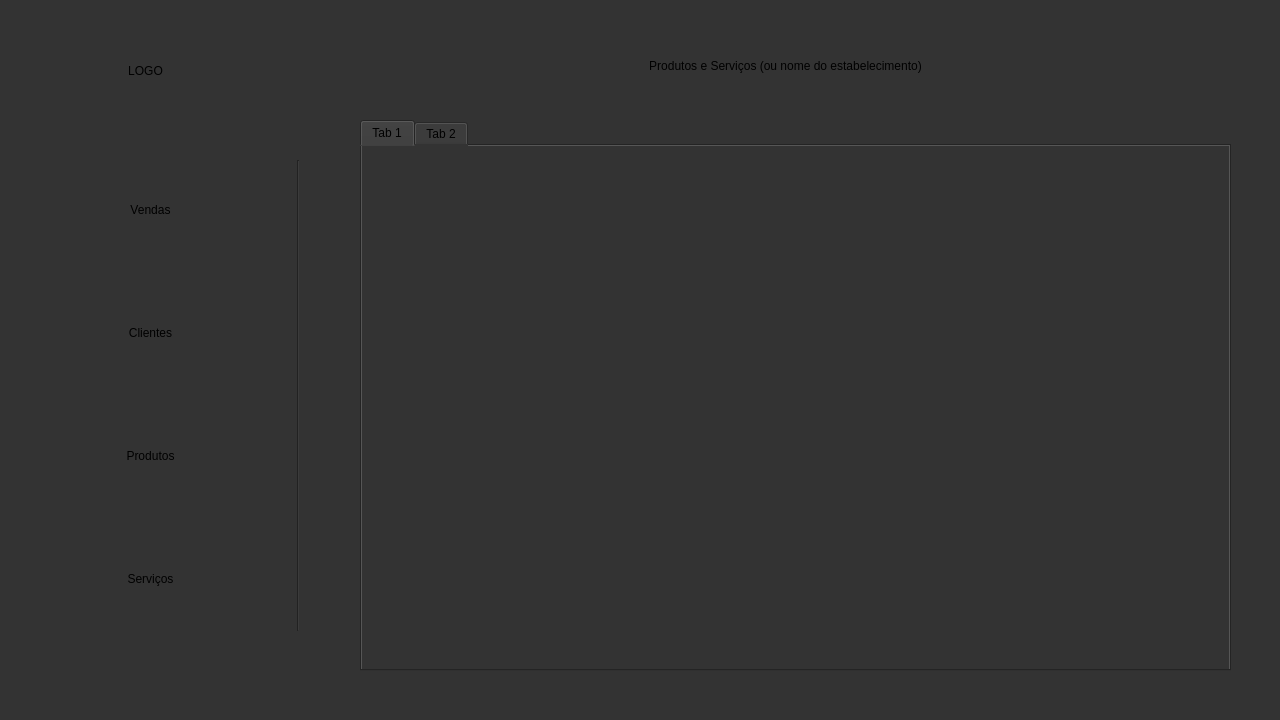
Patricio-python/software-de-vendas, file ui/servicos_prototipo.ui: the form before one commit.
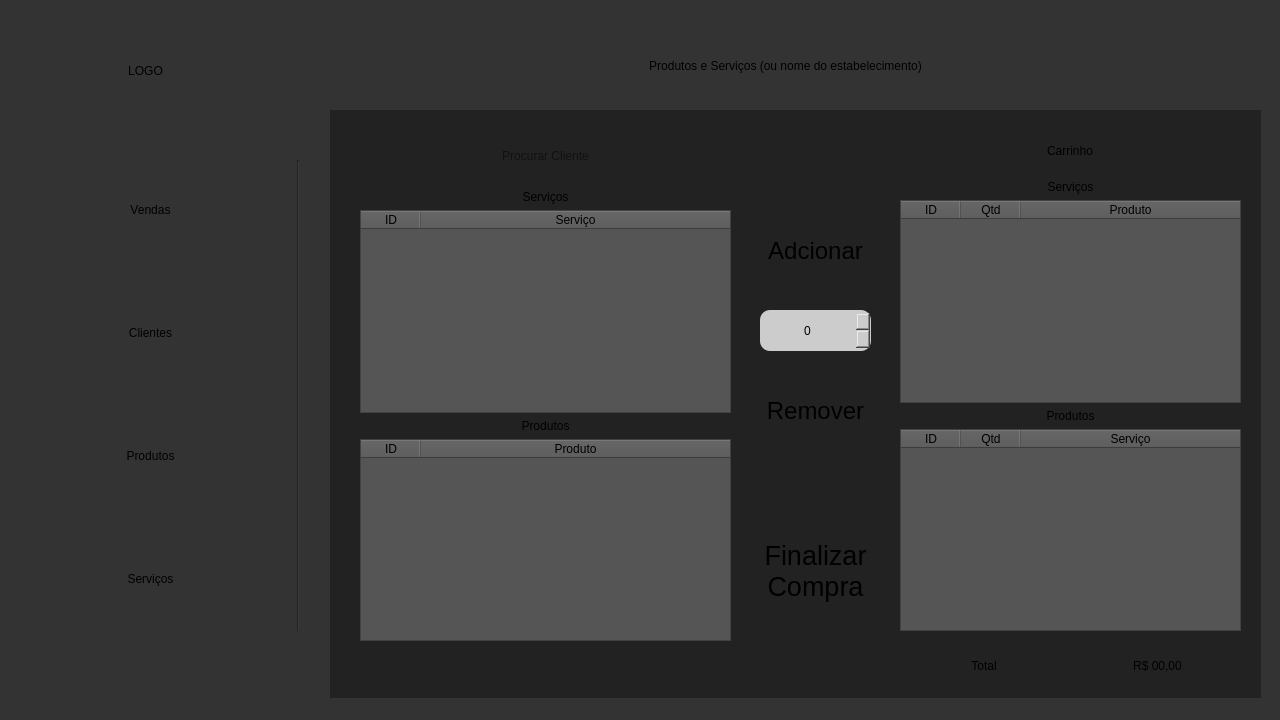
The form after the commit.

Commit message:
Refactor UI layout and styles in servicos_prototipo.ui
Updated the UI layout and properties for the MainWindow, including button styles and added new widgets for services and products.

The edit to the form file:
```diff
--- a/ui/servicos_prototipo.ui
+++ b/ui/servicos_prototipo.ui
@@ -153,24 +153,513 @@
      <set>Qt::AlignCenter</set>
     </property>
    </widget>
-   <widget class="QTabWidget" name="tabWidget">
+   <widget class="QStackedWidget" name="hud">
     <property name="geometry">
      <rect>
-      <x>360</x>
-      <y>120</y>
-      <width>871</width>
-      <height>551</height>
+      <x>330</x>
+      <y>110</y>
+      <width>931</width>
+      <height>601</height>
      </rect>
     </property>
-    <widget class="QWidget" name="tab">
-     <attribute name="title">
-      <string>Tab 1</string>
-     </attribute>
+    <property name="styleSheet">
+     <string notr="true">background-color:#222;
+</string>
+    </property>
+    <property name="currentIndex">
+     <number>0</number>
+    </property>
+    <widget class="QWidget" name="page">
+     <widget class="QLineEdit" name="lineEdit">
+      <property name="geometry">
+       <rect>
+        <x>30</x>
+        <y>20</y>
+        <width>371</width>
+        <height>51</height>
+       </rect>
+      </property>
+      <property name="styleSheet">
+       <string notr="true">background-color:&quot;Silver&quot;;
+font: 20pt &quot;Arial&quot;;
+border-radius: 10px;</string>
+      </property>
+      <property name="text">
+       <string/>
+      </property>
+      <property name="alignment">
+       <set>Qt::AlignCenter</set>
+      </property>
+      <property name="placeholderText">
+       <string>Procurar Cliente</string>
+      </property>
+     </widget>
+     <widget class="QWidget" name="verticalLayoutWidget_2">
+      <property name="geometry">
+       <rect>
+        <x>30</x>
+        <y>80</y>
+        <width>371</width>
+        <height>451</height>
+       </rect>
+      </property>
+      <layout class="QVBoxLayout" name="verticalLayout_2">
+       <item>
+        <widget class="QLabel" name="label_3">
+         <property name="styleSheet">
+          <string notr="true">background-color:&quot;Goldenrod&quot;;
+font: 10pt &quot;Arial&quot;;
+height: 30px;
+border-radius: 10px;</string>
+         </property>
+         <property name="text">
+          <string>Serviços</string>
+         </property>
+         <property name="alignment">
+          <set>Qt::AlignCenter</set>
+         </property>
+        </widget>
+       </item>
+       <item>
+        <widget class="QTableWidget" name="tableWidget">
+         <property name="styleSheet">
+          <string notr="true">background-color:#555;
+Broder-radius:0px;</string>
+         </property>
+         <property name="verticalScrollBarPolicy">
+          <enum>Qt::ScrollBarAsNeeded</enum>
+         </property>
+         <attribute name="horizontalHeaderCascadingSectionResizes">
+          <bool>false</bool>
+         </attribute>
+         <attribute name="horizontalHeaderDefaultSectionSize">
+          <number>60</number>
+         </attribute>
+         <attribute name="horizontalHeaderStretchLastSection">
+          <bool>true</bool>
+         </attribute>
+         <attribute name="verticalHeaderCascadingSectionResizes">
+          <bool>false</bool>
+         </attribute>
+         <attribute name="verticalHeaderShowSortIndicator" stdset="0">
+          <bool>false</bool>
+         </attribute>
+         <attribute name="verticalHeaderStretchLastSection">
+          <bool>false</bool>
+         </attribute>
+         <column>
+          <property name="text">
+           <string>ID</string>
+          </property>
+          <property name="textAlignment">
+           <set>AlignCenter</set>
+          </property>
+         </column>
+         <column>
+          <property name="text">
+           <string>Serviço</string>
+          </property>
+          <property name="textAlignment">
+           <set>AlignCenter</set>
+          </property>
+         </column>
+        </widget>
+       </item>
+       <item>
+        <widget class="QLabel" name="label_7">
+         <property name="styleSheet">
+          <string notr="true">background-color:&quot;Goldenrod&quot;;
+font: 10pt &quot;Arial&quot;;
+height: 30px;
+border-radius: 10px;</string>
+         </property>
+         <property name="text">
+          <string>Produtos</string>
+         </property>
+         <property name="alignment">
+          <set>Qt::AlignCenter</set>
+         </property>
+        </widget>
+       </item>
+       <item>
+        <widget class="QTableWidget" name="tableWidget_2">
+         <property name="styleSheet">
+          <string notr="true">background-color:#555;</string>
+         </property>
+         <attribute name="horizontalHeaderDefaultSectionSize">
+          <number>60</number>
+         </attribute>
+         <attribute name="horizontalHeaderStretchLastSection">
+          <bool>true</bool>
+         </attribute>
+         <column>
+          <property name="text">
+           <string>ID</string>
+          </property>
+         </column>
+         <column>
+          <property name="text">
+           <string>Produto</string>
+          </property>
+         </column>
+        </widget>
+       </item>
+      </layout>
+     </widget>
+     <widget class="QPushButton" name="pushButton_5">
+      <property name="geometry">
+       <rect>
+        <x>430</x>
+        <y>110</y>
+        <width>111</width>
+        <height>61</height>
+       </rect>
+      </property>
+      <property name="font">
+       <font>
+        <family>Arial</family>
+        <pointsize>18</pointsize>
+        <weight>50</weight>
+        <italic>false</italic>
+        <bold>false</bold>
+       </font>
+      </property>
+      <property name="styleSheet">
+       <string notr="true">background-color:&quot;Goldenrod&quot;;
+font: 18pt &quot;Arial&quot;;
+height: 75px;
+border-radius: 10px;</string>
+      </property>
+      <property name="text">
+       <string>Adcionar</string>
+      </property>
+     </widget>
+     <widget class="QSpinBox" name="spinBox">
+      <property name="geometry">
+       <rect>
+        <x>430</x>
+        <y>200</y>
+        <width>111</width>
+        <height>41</height>
+       </rect>
+      </property>
+      <property name="styleSheet">
+       <string notr="true">font: 30pt &quot;Arial&quot;;
+background-color: #ccc;
+Border-radius: 10px;</string>
+      </property>
+      <property name="alignment">
+       <set>Qt::AlignCenter</set>
+      </property>
+     </widget>
+     <widget class="QWidget" name="verticalLayoutWidget_3">
+      <property name="geometry">
+       <rect>
+        <x>570</x>
+        <y>70</y>
+        <width>341</width>
+        <height>451</height>
+       </rect>
+      </property>
+      <layout class="QVBoxLayout" name="verticalLayout_3">
+       <item>
+        <widget class="QLabel" name="label_8">
+         <property name="styleSheet">
+          <string notr="true">background-color:&quot;Goldenrod&quot;;
+font: 10pt &quot;Arial&quot;;
+height: 30px;
+border-radius: 10px;</string>
+         </property>
+         <property name="text">
+          <string>Serviços</string>
+         </property>
+         <property name="alignment">
+          <set>Qt::AlignCenter</set>
+         </property>
+        </widget>
+       </item>
+       <item>
+        <widget class="QTableWidget" name="tableWidget_3">
+         <property name="styleSheet">
+          <string notr="true">background-color:#555;</string>
+         </property>
+         <attribute name="horizontalHeaderDefaultSectionSize">
+          <number>60</number>
+         </attribute>
+         <attribute name="horizontalHeaderStretchLastSection">
+          <bool>true</bool>
+         </attribute>
+         <column>
+          <property name="text">
+           <string>ID</string>
+          </property>
+         </column>
+         <column>
+          <property name="text">
+           <string>Qtd</string>
+          </property>
+         </column>
+         <column>
+          <property name="text">
+           <string>Produto</string>
+          </property>
+         </column>
+        </widget>
+       </item>
+       <item>
+        <widget class="QLabel" name="label_9">
+         <property name="styleSheet">
+          <string notr="true">background-color:&quot;Goldenrod&quot;;
+font: 10pt &quot;Arial&quot;;
+height: 30px;
+border-radius: 10px;</string>
+         </property>
+         <property name="text">
+          <string>Produtos</string>
+         </property>
+         <property name="alignment">
+          <set>Qt::AlignCenter</set>
+         </property>
+        </widget>
+       </item>
+       <item>
+        <widget class="QTableWidget" name="tableWidget_4">
+         <property name="styleSheet">
+          <string notr="true">background-color:#555;</string>
+         </property>
+         <property name="verticalScrollBarPolicy">
+          <enum>Qt::ScrollBarAsNeeded</enum>
+         </property>
+         <attribute name="horizontalHeaderCascadingSectionResizes">
+          <bool>false</bool>
+         </attribute>
+         <attribute name="horizontalHeaderDefaultSectionSize">
+          <number>60</number>
+         </attribute>
+         <attribute name="horizontalHeaderStretchLastSection">
+          <bool>true</bool>
+         </attribute>
+         <attribute name="verticalHeaderCascadingSectionResizes">
+          <bool>false</bool>
+         </attribute>
+         <attribute name="verticalHeaderShowSortIndicator" stdset="0">
+          <bool>false</bool>
+         </attribute>
+         <attribute name="verticalHeaderStretchLastSection">
+          <bool>false</bool>
+         </attribute>
+         <column>
+          <property name="text">
+           <string>ID</string>
+          </property>
+          <property name="textAlignment">
+           <set>AlignCenter</set>
+          </property>
+         </column>
+         <column>
+          <property name="text">
+           <string>Qtd</string>
+          </property>
+         </column>
+         <column>
+          <property name="text">
+           <string>Serviço</string>
+          </property>
+          <property name="textAlignment">
+           <set>AlignCenter</set>
+          </property>
+         </column>
+        </widget>
+       </item>
+      </layout>
+     </widget>
+     <widget class="QPushButton" name="pushButton_6">
+      <property name="geometry">
+       <rect>
+        <x>430</x>
+        <y>270</y>
+        <width>111</width>
+        <height>61</height>
+       </rect>
+      </property>
+      <property name="font">
+       <font>
+        <family>Arial</family>
+        <pointsize>18</pointsize>
+        <weight>50</weight>
+        <italic>false</italic>
+        <bold>false</bold>
+       </font>
+      </property>
+      <property name="styleSheet">
+       <string notr="true">background-color:&quot;Goldenrod&quot;;
+font: 18pt &quot;Arial&quot;;
+height: 75px;
+border-radius: 10px;</string>
+      </property>
+      <property name="text">
+       <string>Remover</string>
+      </property>
+     </widget>
+     <widget class="QPushButton" name="pushButton_7">
+      <property name="geometry">
+       <rect>
+        <x>420</x>
+        <y>420</y>
+        <width>131</width>
+        <height>81</height>
+       </rect>
+      </property>
+      <property name="font">
+       <font>
+        <family>Arial</family>
+        <pointsize>20</pointsize>
+        <weight>50</weight>
+        <italic>false</italic>
+        <bold>false</bold>
+       </font>
+      </property>
+      <property name="styleSheet">
+       <string notr="true">background-color:&quot;Goldenrod&quot;;
+font: 20pt &quot;Arial&quot;;
+height: 75px;
+border-radius: 10px;</string>
+      </property>
+      <property name="text">
+       <string>Finalizar
+Compra</string>
+      </property>
+     </widget>
+     <widget class="QLineEdit" name="lineEdit_2">
+      <property name="geometry">
+       <rect>
+        <x>570</x>
+        <y>20</y>
+        <width>341</width>
+        <height>41</height>
+       </rect>
+      </property>
+      <property name="styleSheet">
+       <string notr="true">background-color:&quot;Goldenrod&quot;;
+font: 20pt &quot;Arial&quot;;
+border-radius: 10px;</string>
+      </property>
+      <property name="text">
+       <string>Carrinho</string>
+      </property>
+      <property name="alignment">
+       <set>Qt::AlignCenter</set>
+      </property>
+      <property name="placeholderText">
+       <string>Procurar Cliente</string>
+      </property>
+     </widget>
+     <widget class="QWidget" name="horizontalLayoutWidget">
+      <property name="geometry">
+       <rect>
+        <x>570</x>
+        <y>530</y>
+        <width>341</width>
+        <height>51</height>
+       </rect>
+      </property>
+      <layout class="QHBoxLayout" name="horizontalLayout">
+       <item>
+        <widget class="QLabel" name="label_10">
+         <property name="styleSheet">
+          <string notr="true">background-color:&quot;Goldenrod&quot;;
+font: 18pt &quot;Arial&quot;;
+height: 75px;
+border-radius: 10px;</string>
+         </property>
+         <property name="text">
+          <string>Total</string>
+         </property>
+         <property name="alignment">
+          <set>Qt::AlignCenter</set>
+         </property>
+        </widget>
+       </item>
+       <item>
+        <widget class="QLabel" name="label_11">
+         <property name="styleSheet">
+          <string notr="true">background-color:&quot;Silver&quot;;
+font: 20pt &quot;Arial&quot;;
+border-radius: 10px;</string>
+         </property>
+         <property name="text">
+          <string>R$ 00,00</string>
+         </property>
+         <property name="alignment">
+          <set>Qt::AlignCenter</set>
+         </property>
+        </widget>
+       </item>
+      </layout>
+     </widget>
     </widget>
-    <widget class="QWidget" name="tab_2">
-     <attribute name="title">
-      <string>Tab 2</string>
-     </attribute>
+    <widget class="QWidget" name="page_2">
+     <widget class="QLabel" name="label_4">
+      <property name="geometry">
+       <rect>
+        <x>150</x>
+        <y>50</y>
+        <width>251</width>
+        <height>61</height>
+       </rect>
+      </property>
+      <property name="styleSheet">
+       <string notr="true">background-color:&quot;Goldenrod&quot;;
+font: 30pt &quot;Arial&quot;;
+height: 75px;
+border-radius: 10px;</string>
+      </property>
+      <property name="text">
+       <string>Clientes</string>
+      </property>
+     </widget>
+    </widget>
+    <widget class="QWidget" name="page_3">
+     <widget class="QLabel" name="label_5">
+      <property name="geometry">
+       <rect>
+        <x>50</x>
+        <y>40</y>
+        <width>251</width>
+        <height>61</height>
+       </rect>
+      </property>
+      <property name="styleSheet">
+       <string notr="true">background-color:&quot;Goldenrod&quot;;
+font: 30pt &quot;Arial&quot;;
+height: 75px;
+border-radius: 10px;</string>
+      </property>
+      <property name="text">
+       <string>Produtos</string>
+      </property>
+     </widget>
+    </widget>
+    <widget class="QWidget" name="page_4">
+     <widget class="QLabel" name="label_6">
+      <property name="geometry">
+       <rect>
+        <x>70</x>
+        <y>70</y>
+        <width>251</width>
+        <height>61</height>
+       </rect>
+      </property>
+      <property name="styleSheet">
+       <string notr="true">background-color:&quot;Goldenrod&quot;;
+font: 30pt &quot;Arial&quot;;
+height: 75px;
+border-radius: 10px;</string>
+      </property>
+      <property name="text">
+       <string>Serviços</string>
+      </property>
+     </widget>
     </widget>
    </widget>
   </widget>
```
